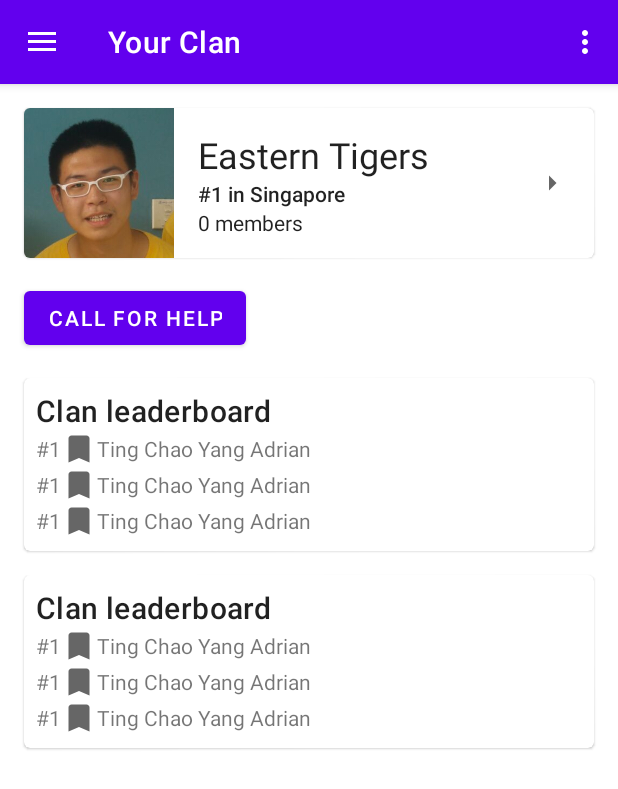
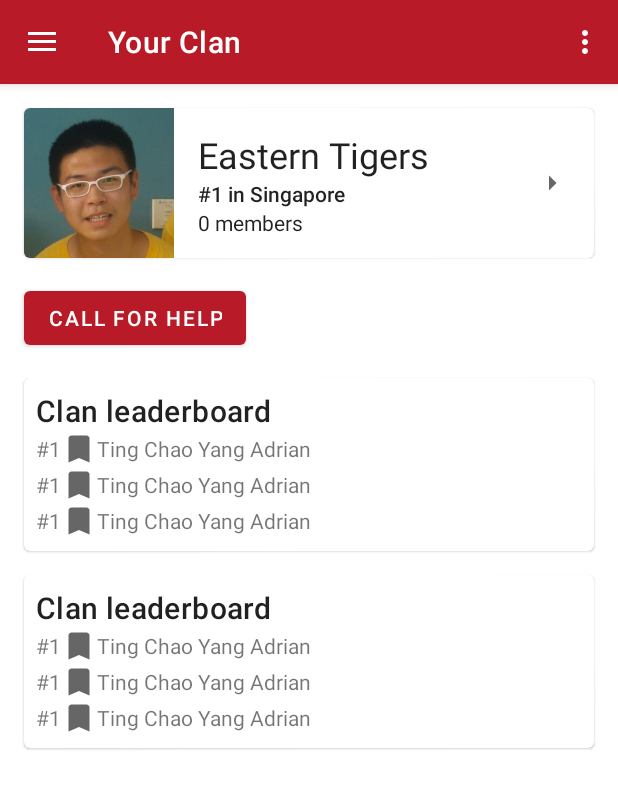
Before and after one commit to kaine119/code-dojo-2022, an Android app: the screen it shows after launch (MainActivity), on a phone screen of 412 x 824 dp. Shown: the top 789 px of the screen. Run offline under Robolectric (Android 15) with nearby library versions, the phone set to English and light mode, and no system bars; our stand-ins replace navigation-ui.

Commit message:
Change colours to Ninja Van red

```diff
--- a/app/src/main/res/values-night/themes.xml
+++ b/app/src/main/res/values-night/themes.xml
@@ -2,12 +2,12 @@
     <!-- Base application theme. -->
     <style name="Theme.Buzoku" parent="Theme.MaterialComponents.DayNight.DarkActionBar">
         <!-- Primary brand color. -->
-        <item name="colorPrimary">@color/purple_200</item>
-        <item name="colorPrimaryVariant">@color/purple_700</item>
-        <item name="colorOnPrimary">@color/black</item>
+        <item name="colorPrimary">@color/nvred_normal</item>
+        <item name="colorPrimaryVariant">@color/nvred_dark</item>
+        <item name="colorOnPrimary">@color/white</item>
         <!-- Secondary brand color. -->
-        <item name="colorSecondary">@color/teal_200</item>
-        <item name="colorSecondaryVariant">@color/teal_200</item>
+        <item name="colorSecondary">@color/white</item>
+        <item name="colorSecondaryVariant">@color/grey</item>
         <item name="colorOnSecondary">@color/black</item>
         <!-- Status bar color. -->
         <item name="android:statusBarColor" tools:targetApi="l">?attr/colorPrimaryVariant</item>
--- a/app/src/main/res/values/colors.xml
+++ b/app/src/main/res/values/colors.xml
@@ -3,8 +3,15 @@
     <color name="purple_200">#FFBB86FC</color>
     <color name="purple_500">#FF6200EE</color>
     <color name="purple_700">#FF3700B3</color>
+
+    <color name="nvred_light">#FFf25450</color>
+    <color name="nvred_normal">#FFb91a27</color>
+    <color name="nvred_dark">#FF810000</color>
+
+
     <color name="teal_200">#FF03DAC5</color>
     <color name="teal_700">#FF018786</color>
     <color name="black">#FF000000</color>
+    <color name="grey">#FF2c2c2c</color>
     <color name="white">#FFFFFFFF</color>
 </resources>
--- a/app/src/main/res/values/themes.xml
+++ b/app/src/main/res/values/themes.xml
@@ -2,13 +2,13 @@
     <!-- Base application theme. -->
     <style name="Theme.Buzoku" parent="Theme.MaterialComponents.DayNight.DarkActionBar">
         <!-- Primary brand color. -->
-        <item name="colorPrimary">@color/purple_500</item>
-        <item name="colorPrimaryVariant">@color/purple_700</item>
+        <item name="colorPrimary">@color/nvred_normal</item>
+        <item name="colorPrimaryVariant">@color/nvred_dark</item>
         <item name="colorOnPrimary">@color/white</item>
         <!-- Secondary brand color. -->
-        <item name="colorSecondary">@color/teal_200</item>
-        <item name="colorSecondaryVariant">@color/teal_700</item>
-        <item name="colorOnSecondary">@color/black</item>
+        <item name="colorSecondary">@color/black</item>
+        <item name="colorSecondaryVariant">@color/grey</item>
+        <item name="colorOnSecondary">@color/white</item>
         <!-- Status bar color. -->
         <item name="android:statusBarColor" tools:targetApi="l">?attr/colorPrimaryVariant</item>
         <!-- Customize your theme here. -->
```
